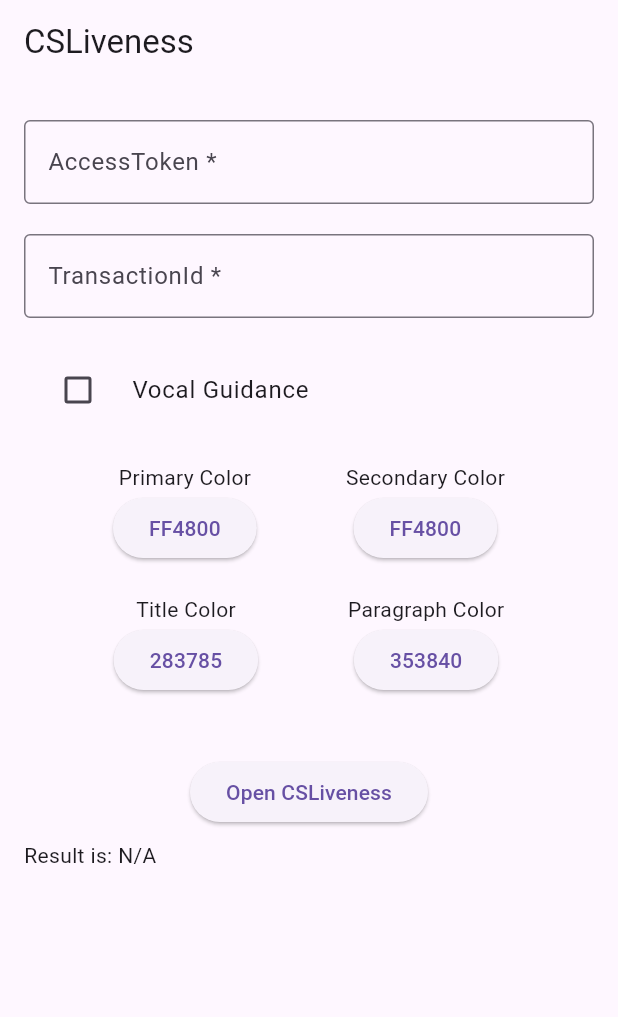
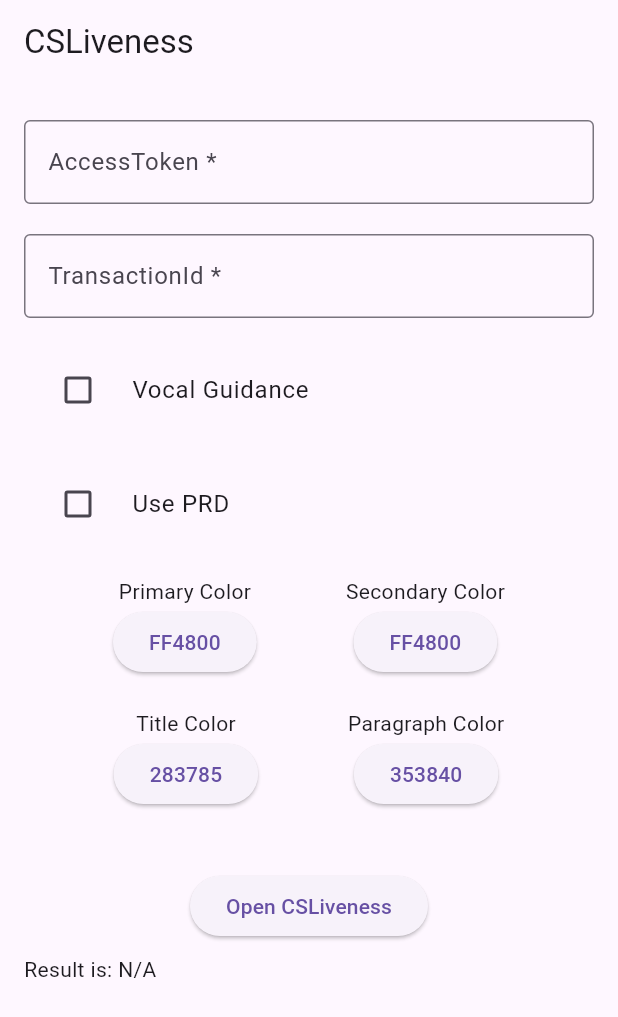
Before and after one commit to ClearSale/LivenessPluginFlutter, a Flutter app: the screen it shows after launch, on a phone screen of 412 x 824 dp. Shown: the top 1017 px of the screen. Run offline on Flutter 3.47's test engine with Material 3 defaults, Android fonts, the phone set to English and light mode, and no system bars; our stand-ins replace flutter_colorpicker, plugin_platform_interface.

Commit message:
feat: allow select environment between prd or hml

```diff
--- a/example/lib/main.dart
+++ b/example/lib/main.dart
@@ -5,8 +5,8 @@ import 'dart:async';
 
 import 'package:flutter/services.dart';
 import 'package:liveness_flutter_sdk/liveness_flutter_sdk.dart';
+import 'package:liveness_flutter_sdk/liveness_flutter_sdk_environments.dart';
 import 'package:flutter_colorpicker/flutter_colorpicker.dart';
-import 'package:mask_text_input_formatter/mask_text_input_formatter.dart';
 
 void main() {
   runApp(const MyApp());
@@ -31,6 +31,7 @@ class _MyAppState extends State<MyApp> {
   Color paragraphColor = const Color(0xFF353840);
 
   bool vocalGuidance = false;
+  bool usePrd = false;
 
   @override
   void initState() {
@@ -45,7 +46,8 @@ class _MyAppState extends State<MyApp> {
       Color? primaryColor,
       Color? secondaryColor,
       Color? titleColor,
-      Color? paragraphColor}) async {
+      Color? paragraphColor,
+      LivenessEnvironments? environments}) async {
     // Platform messages may fail, so we use a try/catch PlatformException.
     // We also handle the message potentially returning null.
     String result;
@@ -57,7 +59,8 @@ class _MyAppState extends State<MyApp> {
           primaryColor: primaryColor,
           secondaryColor: secondaryColor,
           titleColor: titleColor,
-          paragraphColor: paragraphColor);
+          paragraphColor: paragraphColor,
+          environment: environments);
 
       result = jsonEncode(sdkResponse);
     } on PlatformException catch (e) {
@@ -133,6 +136,18 @@ class _MyAppState extends State<MyApp> {
                           onChanged: (bool? newValue) {
                             setState(() {
                               vocalGuidance = newValue == true;
+                            });
+                          },
+                          controlAffinity: ListTileControlAffinity
+                              .leading, //  <-- leading Checkbox
+                        ),
+                        const SizedBox(height: 20),
+                        CheckboxListTile(
+                          title: const Text("Use PRD"),
+                          value: usePrd,
+                          onChanged: (bool? newValue) {
+                            setState(() {
+                              usePrd = newValue == true;
                             });
                           },
                           controlAffinity: ListTileControlAffinity
--- /dev/null
+++ b/lib/liveness_flutter_sdk_environments.dart
@@ -0,0 +1,8 @@
+enum LivenessEnvironments {
+  prd(value: "PRD"),
+  hml(value: "HML");
+
+  final String value;
+
+  const LivenessEnvironments({required this.value});
+}
--- a/lib/liveness_flutter_sdk_platform_interface.dart
+++ b/lib/liveness_flutter_sdk_platform_interface.dart
@@ -1,5 +1,6 @@
 import 'package:flutter/services.dart';
 import 'package:liveness_flutter_sdk/liveness_flutter_sdk_data.dart';
+import 'package:liveness_flutter_sdk/liveness_flutter_sdk_environments.dart';
 import 'package:plugin_platform_interface/plugin_platform_interface.dart';
 
 import 'liveness_flutter_sdk_method_channel.dart';
@@ -33,7 +34,8 @@ abstract class LivenessFlutterSdkPlatform extends PlatformInterface {
       Color? primaryColor,
       Color? secondaryColor,
       Color? titleColor,
-      Color? paragraphColor}) {
+      Color? paragraphColor,
+      LivenessEnvironments? environment}) {
     throw UnimplementedError('openCSLiveness() has not been implemented.');
   }
 }
```
Also changed, not shown: lib/liveness_flutter_sdk.dart (+6 -2 lines), lib/liveness_flutter_sdk_method_channel.dart (+5 -2 lines), 2 other files.
